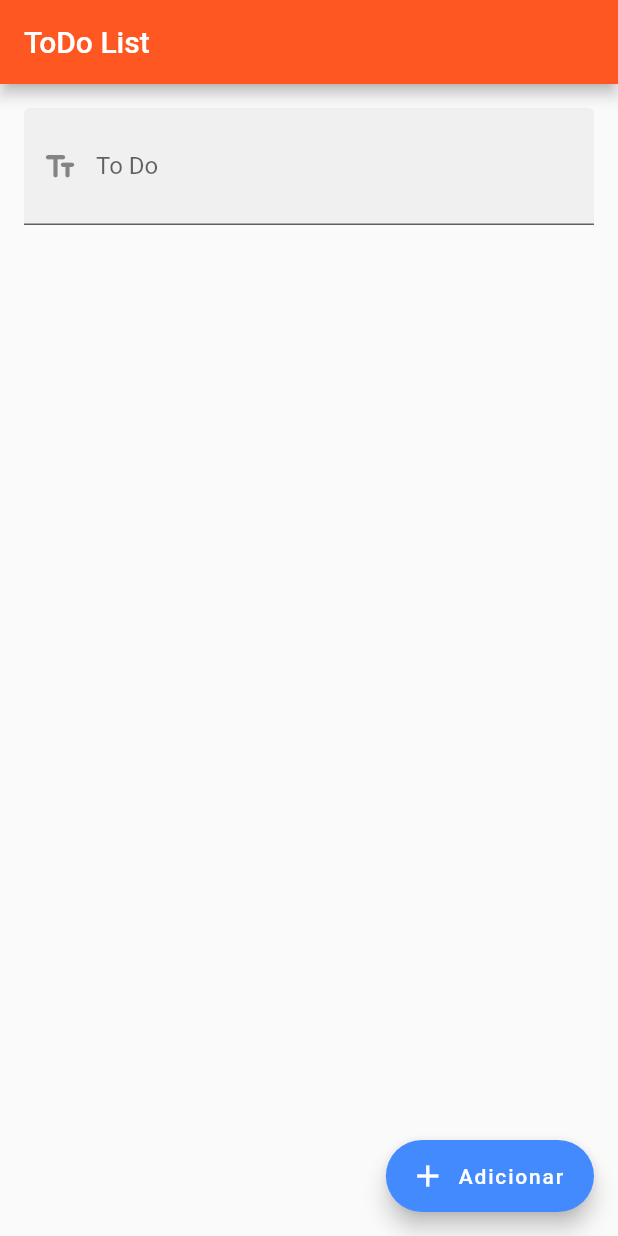
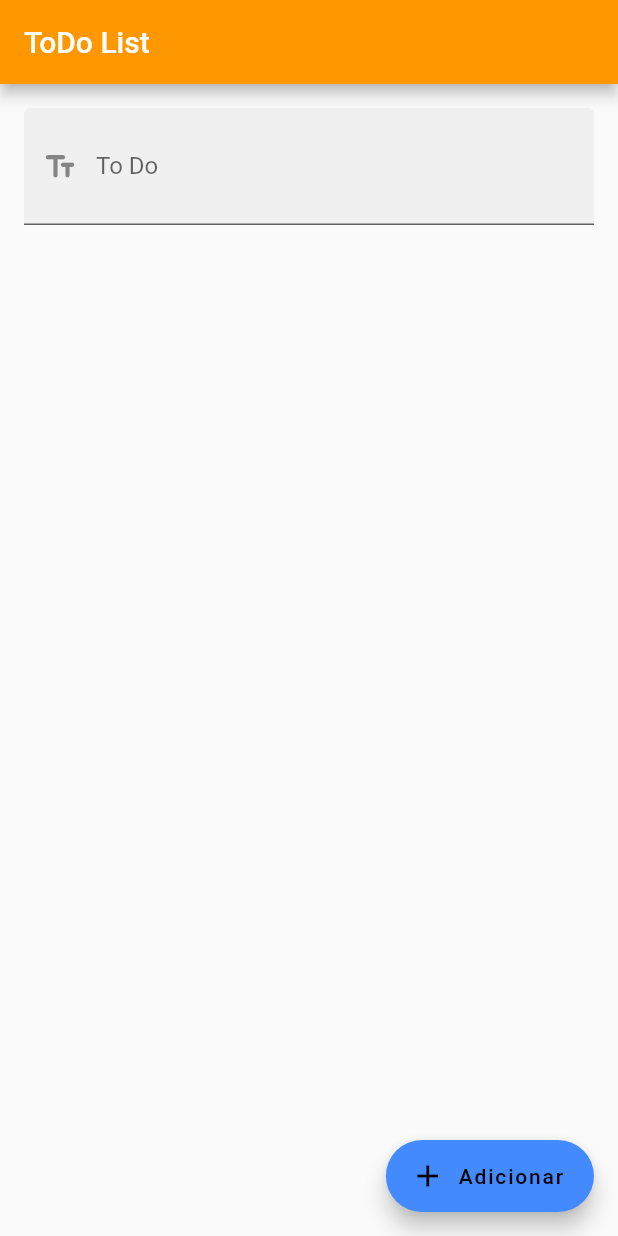
Before and after one commit to f290SI/f290_ddm2_todo_list, a Flutter app: the screen it shows after launch, on a phone screen of 412 x 824 dp. Run offline on Flutter 3.47's test engine with Material 2 defaults, Android fonts, the phone set to English and light mode, and no system bars.

Commit message:
Concluão tutorial entrega.

```diff
--- a/lib/main.dart
+++ b/lib/main.dart
@@ -1,4 +1,5 @@
 import 'dart:convert';
+import 'dart:developer';
 
 import 'package:f290_ddm2_todo_list/model/todo_model.dart';
 import 'package:f290_ddm2_todo_list/services/data_service.dart';
@@ -15,9 +16,13 @@ class MyApp extends StatelessWidget {
   @override
   Widget build(BuildContext context) {
     return MaterialApp(
-      theme: ThemeData(
-          primarySwatch: Colors.deepOrange, accentColor: Colors.blueAccent),
-      home: HomePage(),
+      theme: ThemeData.light().copyWith(
+        colorScheme: const ColorScheme.light(
+          primary: Colors.orange,
+          secondary: Colors.blueAccent,
+        ),
+      ),
+      home: const HomePage(),
     );
   }
 }
@@ -30,17 +35,23 @@ class HomePage extends StatefulWidget {
 }
 
 class _HomePageState extends State<HomePage> {
+  // 1. Lista para persistencia de estado das tarefas
   List toDoList = [];
+
+  // 2. Controller para obter o texto referente às tarefas adicionadas
   final _controller = TextEditingController();
+
+  // 3. Serviço para persisitir a lista de tarefas
   final _service = DataService();
 
   @override
   void initState() {
     super.initState();
 
+    // 4. Preenchimento da carga de dados ao iniciar o App.
     _service.readData().then((data) {
       setState(() {
-        print('JSON: $data');
+        log('JSON: $data');
         if (data != null) {
           toDoList = jsonDecode(data);
         }
@@ -72,10 +83,13 @@ class _HomePageState extends State<HomePage> {
           ),
           Expanded(
             child: ListView.builder(
+              // 5. Limite de elementos persistidos na lista
               itemCount: toDoList.length,
               itemBuilder: (context, position) {
-                // Conversao de mapa para objeto
+                // 6. Conversao do item atual, com base no index, para um objeto ToDo
                 var todo = Todo.fromJson(toDoList[position]);
+
+                // 7. O Dismissible irá adicionar o comportamento do swipe para podermos fazer a deleção do item
                 return Dismissible(
                   key: Key("$position"),
                   direction: DismissDirection.startToEnd,
@@ -91,20 +105,26 @@ class _HomePageState extends State<HomePage> {
                   ),
                   onDismissed: (direction) {
                     setState(() {
+                      // 8. Remoção do item na lista de referencia
                       toDoList.removeAt(position);
+
+                      // 9. Chamada de serviço para persistir a remoção
                       _service.saveData(toDoList);
                     });
                   },
                   child: CheckboxListTile(
                     secondary: CircleAvatar(
+                      // 10. Operador ternário para mudar o ícone com base em seu status
                       child: todo.concluido
                           ? const Icon(Icons.check)
                           : const Icon(Icons.warning),
                     ),
+                    // 11. Conteúdo da tarefa
                     value: todo.concluido,
                     title: Text(
                       todo.conteudo,
                       style: TextStyle(
+                          // 12. Operador ternário para alterar o estilo do texto com base em seu estado.
                           decoration: todo.concluido
                               ? TextDecoration.lineThrough
                               : TextDecoration.none),
@@ -117,21 +137,24 @@ class _HomePageState extends State<HomePage> {
                           todo.dataConclusao.isEmpty
                               ? ''
                               : 'Finalizada em ${todo.dataConclusao}',
-                          style: TextStyle(fontWeight: FontWeight.bold),
+                          style: const TextStyle(fontWeight: FontWeight.bold),
                         ),
                       ],
                     ),
                     onChanged: (inChecked) {
+                      // 13. Mudança de estado da tarefa
                       setState(() {
-                        // Atualização de sintaxe de mapa para objetos
+                        // Atualização de sintaxe de map JSON para objetos
                         todo.concluido = inChecked!;
                         if (inChecked) {
+                          // 14. Formatação de data com intl.
                           todo.dataConclusao = DateFormat('d/M/y HH:mm:ss')
                               .format(DateTime.now());
                         } else {
                           todo.dataConclusao = '';
                         }
 
+                        // 15. Persistencia da alteração de estado da tarefa.
                         toDoList[position] = todo.toJson();
                         _service.saveData(toDoList);
                       });
@@ -148,9 +171,11 @@ class _HomePageState extends State<HomePage> {
             setState(() {
               final conteudo = _controller.text;
 
+              // Verifica se o Widget já foi criado pelo anteriormente
               if (!mounted) return;
 
               if (conteudo.isEmpty) {
+                // Exibição de mensagem de validação de conteúdo obrigatório para preenchimento
                 ScaffoldMessenger.of(context)
                   ..removeCurrentSnackBar()
                   ..showSnackBar(const SnackBar(
```
Also changed, not shown: lib/services/data_service.dart (+6 -2 lines), 1 other file.
